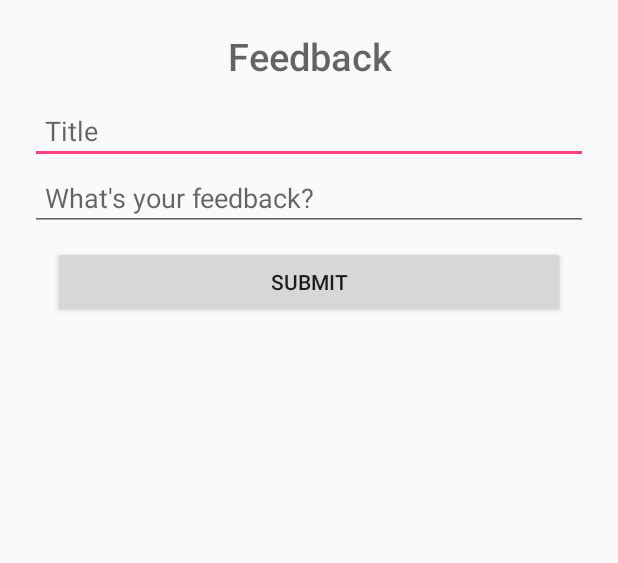
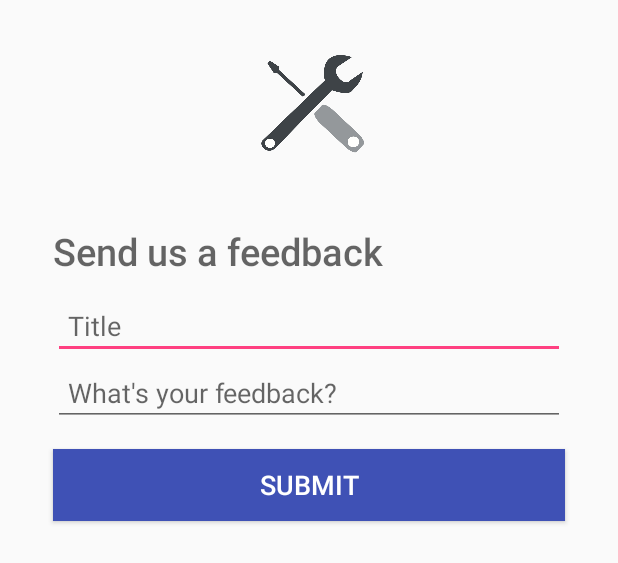
Before and after one commit to deceville/Xpertech-app, an Android app: the layout fragment_feedback.xml on its own in the app's theme, with its tools: preview values and no code run, on a phone screen of 412 x 824 dp. Shown: the top 563 px of the screen. Run offline under Robolectric (Android 15) with nearby library versions, the light colour scheme and no system bars.

Commit message:
Improves interfaces

```diff
--- a/app/src/main/res/layout/fragment_feedback.xml
+++ b/app/src/main/res/layout/fragment_feedback.xml
@@ -4,31 +4,45 @@
     android:layout_height="match_parent"
     android:padding="20dp">
 
+    <ImageView
+        android:layout_width="100dp"
+        android:layout_height="100dp"
+        android:layout_gravity="center"
+        android:src="@drawable/xpertech"/>
     <TextView
         android:layout_width="match_parent"
         android:layout_height="wrap_content"
-        android:text="Feedback"
+        android:text="Send us a feedback"
         android:textSize="25dp"
-        android:textAlignment="center"
+        android:layout_marginTop="@dimen/content_padding"
         android:layout_marginBottom="10dp"
+        android:layout_marginLeft="15dp"
+        android:layout_marginRight="15dp"
         android:textAppearance="@style/Base.TextAppearance.AppCompat.Widget.PopupMenu.Header"/>
     <EditText
         android:layout_width="match_parent"
         android:layout_height="wrap_content"
         android:hint="Title"
         android:padding="10dp"
+        android:layout_marginLeft="15dp"
+        android:layout_marginRight="15dp"
         android:id="@+id/email_subject"/>
     <EditText
         android:layout_width="match_parent"
         android:layout_height="wrap_content"
         android:hint="What's your feedback?"
         android:padding="10dp"
+        android:layout_marginLeft="15dp"
+        android:layout_marginRight="15dp"
         android:id="@+id/email_msg" />
     <Button
         android:layout_width="match_parent"
         android:layout_height="wrap_content"
         android:text="Submit"
-        android:layout_marginTop="10dp"
+        android:layout_marginTop="@dimen/item_padding"
+        android:background="@color/colorPrimary"
+        android:textColor="@android:color/white"
+        android:textSize="18sp"
         android:layout_marginLeft="15dp"
         android:layout_marginRight="15dp"
         android:id="@+id/btn_email"/>
--- a/app/src/main/res/layout/fragment_intro.xml
+++ b/app/src/main/res/layout/fragment_intro.xml
@@ -27,5 +27,10 @@
         android:paddingStart="@dimen/content_padding"
         android:paddingEnd="@dimen/content_padding"
         android:layout_margin="@dimen/content_padding"
+        android:background="@color/colorPrimary"
+        android:textColor="@android:color/white"
+        android:textSize="18sp"
+        android:layout_marginLeft="10dp"
+        android:layout_marginRight="10dp"
         android:text="LET'S DO IT"/>
 </LinearLayout>
--- a/app/src/main/res/layout/fragment_packages.xml
+++ b/app/src/main/res/layout/fragment_packages.xml
@@ -35,7 +35,7 @@
             android:layout_marginTop="@dimen/item_padding"
             android:background="@color/colorPrimary"
             android:textColor="@android:color/white"
-            android:text="LEARN MORE"/>
+            android:text="VIEW MORE"/>
 
     </LinearLayout>
 
--- a/app/src/main/res/layout/fragment_remote_item.xml
+++ b/app/src/main/res/layout/fragment_remote_item.xml
@@ -26,7 +26,7 @@
                 android:layout_width="match_parent"
                 android:layout_height="wrap_content"
                 android:text="Details"
-                android:textSize="20dp"
+                android:textSize="22sp"
                 android:textAppearance="@style/Base.TextAppearance.AppCompat.Widget.PopupMenu.Header"
                 />
             <ScrollView
@@ -35,6 +35,8 @@
                 <TextView
                     android:layout_width="match_parent"
                     android:layout_height="match_parent"
+                    android:layout_marginTop="@dimen/item_padding"
+                    android:textSize="16sp"
                     android:text="Select a part of the remote from the side --> to view it's details"
                     android:id="@+id/remote_detail"/>
             </ScrollView>
--- a/app/src/main/res/layout/fragment_remote_list.xml
+++ b/app/src/main/res/layout/fragment_remote_list.xml
@@ -19,6 +19,11 @@
         android:layout_height="50dp"
         android:text="See Remote Content"
         android:layout_weight=".01"
+        android:background="@color/colorPrimary"
+        android:textColor="@android:color/white"
+        android:textSize="18sp"
+        android:layout_marginLeft="10dp"
+        android:layout_marginRight="10dp"
         android:id="@+id/btn_remote"/>
 
 </LinearLayout>
--- a/app/src/main/res/layout/fragment_self_install.xml
+++ b/app/src/main/res/layout/fragment_self_install.xml
@@ -2,6 +2,7 @@
     xmlns:tools="http://schemas.android.com/tools"
     android:layout_width="match_parent"
     android:layout_height="match_parent"
+    android:padding="@dimen/item_padding"
     tools:context="com.company.xpertech.xpertech.Nav_Fragment.Self_Install_Fragment.SelfInstallFragment"
     android:id="@+id/content_install">
 
--- a/app/src/main/res/layout/fragment_troubleshoot_list.xml
+++ b/app/src/main/res/layout/fragment_troubleshoot_list.xml
@@ -10,6 +10,7 @@
         android:layout_height="wrap_content"
         android:layout_marginLeft="16dp"
         android:layout_marginRight="16dp"
+        android:layout_margin="@dimen/content_padding"
         android:layout_marginTop="10dp"
         android:id="@+id/search_text"
         android:hint="Search"
--- a/app/src/main/res/menu/activity_main_drawer.xml
+++ b/app/src/main/res/menu/activity_main_drawer.xml
@@ -32,6 +32,7 @@
         <menu>
             <item
                 android:id="@+id/nav_stat"
+                android:icon="@drawable/ic_pie"
                 android:title="Statistics" />
             <item
                 android:id="@+id/nav_share"
```
Also changed, not shown: app/src/main/res/drawable/ic_pie.xml (added, +9 -0 lines), app/src/main/res/layout/about_xpertech.xml (deleted, +0 -28 lines), app/src/main/res/layout/fragment_troubleshoot_dialog.xml (+16 -12 lines), app/src/main/res/layout/fragment_troubleshoot_item.xml (+8 -1 lines).
